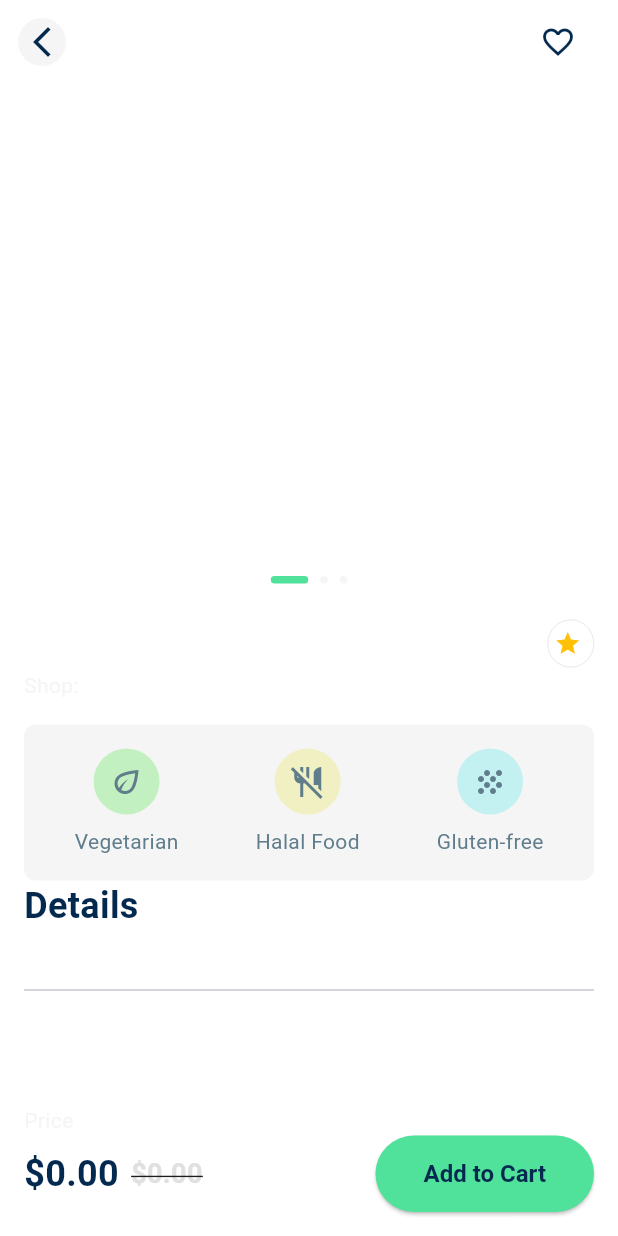
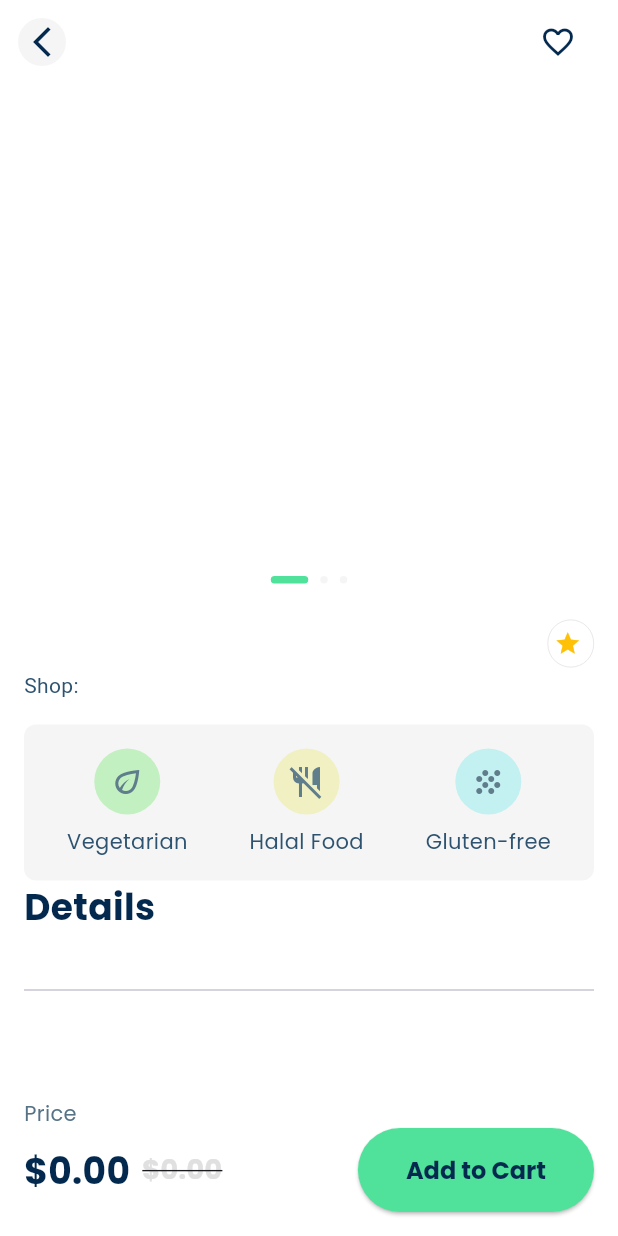
Before and after one commit to gabrielhfdl/bento-challenge, a Flutter app: the SpecialItemDetailPage screen opened directly with empty values, after a tap on "Add to Cart", on a phone screen of 412 x 824 dp. Run offline on Flutter 3.47's test engine with Material 3 defaults, Android fonts, the phone set to English and light mode, and no system bars; drawn by our look-alikes of smooth_page_indicator; our stand-ins replace cached_network_image, rxdart; network calls fail.

Commit message:
feat: adding and using poppisn fonts in project

```diff
--- a/lib/presentation/pages/home_page.dart
+++ b/lib/presentation/pages/home_page.dart
@@ -53,7 +53,7 @@ class _HomePageState extends State<HomePage> {
           style: TextStyle(
             fontSize: 20,
             color: BentoColors.primaryBlue,
-            fontWeight: FontWeight.bold,
+            fontFamily: 'Poppins',
           ),
         ),
         actions: const [
@@ -206,6 +206,8 @@ class _HomePageState extends State<HomePage> {
                   return SizedBox(
                     height: 300,
                     child: GridView.builder(
+                      shrinkWrap: true,
+                      physics: const NeverScrollableScrollPhysics(),
                       gridDelegate:
                           const SliverGridDelegateWithFixedCrossAxisCount(
                         crossAxisCount: 2,
@@ -218,7 +220,7 @@ class _HomePageState extends State<HomePage> {
 
                         return TodaySpecialHomeCard(
                           color: item.title == 'Organic Orange Fresh'
-                              ? BentoColors.orangeLight
+                              ? BentoColors.lightOrange
                               : BentoColors.lightGreen3,
                           imageUrl: item.imagesUrl.first,
                           rating: item.rating.toString(),
--- a/lib/presentation/pages/special_item_details_page.dart
+++ b/lib/presentation/pages/special_item_details_page.dart
@@ -122,7 +122,7 @@ class _SpecialItemDetailPageState extends State<SpecialItemDetailPage> {
                   'Shop: ${widget.shop}',
                   style: const TextStyle(
                     fontSize: 14,
-                    color: BentoColors.primaryGrey,
+                    color: BentoColors.darkenBlue,
                   ),
                 ),
                 const SizedBox(height: 16),
@@ -156,9 +156,11 @@ class _SpecialItemDetailPageState extends State<SpecialItemDetailPage> {
                 const Text(
                   'Details',
                   style: TextStyle(
-                      fontSize: 24,
-                      fontWeight: FontWeight.bold,
-                      color: BentoColors.primaryBlue),
+                    fontSize: 24,
+                    fontWeight: FontWeight.bold,
+                    color: BentoColors.primaryBlue,
+                    fontFamily: 'Poppins',
+                  ),
                 ),
                 const SizedBox(height: 8),
                 Text(
@@ -181,7 +183,8 @@ class _SpecialItemDetailPageState extends State<SpecialItemDetailPage> {
                   const Text(
                     'Price',
                     style: TextStyle(
-                      color: BentoColors.primaryGrey,
+                      color: BentoColors.primaryLightGrey,
+                      fontFamily: 'Poppins',
                     ),
                   ),
                   Row(
@@ -192,6 +195,7 @@ class _SpecialItemDetailPageState extends State<SpecialItemDetailPage> {
                           color: BentoColors.primaryBlue,
                           fontWeight: FontWeight.bold,
                           fontSize: 24,
+                          fontFamily: 'Poppins',
                         ),
                       ),
                       const SizedBox(width: 8),
@@ -200,6 +204,7 @@ class _SpecialItemDetailPageState extends State<SpecialItemDetailPage> {
                         '\$${widget.oldPrice.toStringAsFixed(2)}',
                         style: TextStyle(
                           color: Colors.grey[300],
+                          fontFamily: 'Poppins',
                           fontWeight: FontWeight.bold,
                           fontSize: 18,
                           decoration: TextDecoration.lineThrough,
@@ -208,7 +213,7 @@ class _SpecialItemDetailPageState extends State<SpecialItemDetailPage> {
                       const Spacer(),
                       ElevatedButton(
                         onPressed: () {
-                          print('imagine add cart action');
+                          print('add to cart action');
                         },
                         style: ElevatedButton.styleFrom(
                           backgroundColor: BentoColors.primaryLightGreen,
@@ -225,7 +230,10 @@ class _SpecialItemDetailPageState extends State<SpecialItemDetailPage> {
                         ),
                         child: const Text(
                           'Add to Cart',
-                          style: TextStyle(color: BentoColors.primaryBlue),
+                          style: TextStyle(
+                            color: BentoColors.primaryBlue,
+                            fontFamily: 'Poppins',
+                          ),
                         ),
                       )
                     ],
--- a/lib/presentation/widgets/inital_info_cards.dart
+++ b/lib/presentation/widgets/inital_info_cards.dart
@@ -36,6 +36,7 @@ class InitialInfoCards extends StatelessWidget {
                   title,
                   style: const TextStyle(
                     color: BentoColors.primaryBlue,
+                    fontFamily: 'Poppins',
                     fontWeight: FontWeight.bold,
                   ),
                 ),
--- a/lib/presentation/widgets/nutritional_information.dart
+++ b/lib/presentation/widgets/nutritional_information.dart
@@ -1,3 +1,4 @@
+import 'package:bento_challenge/utils/bento_colors.dart';
 import 'package:flutter/material.dart';
 
 class NutritionalInformation extends StatelessWidget {
@@ -33,7 +34,8 @@ class NutritionalInformation extends StatelessWidget {
           label,
           style: const TextStyle(
             fontSize: 14,
-            color: Colors.blueGrey,
+            color: BentoColors.darkenBlue,
+            fontFamily: 'Poppins',
           ),
         ),
       ],
--- a/lib/utils/bento_colors.dart
+++ b/lib/utils/bento_colors.dart
@@ -9,8 +9,10 @@ class BentoColors {
   static const Color lightGreen2 = Color(0xFFF0F5DC);
   static const Color lightBrown = Color.fromARGB(255, 243, 238, 238);
 
-  static const Color orangeLight = Color(0xFFFAF0DC);
+  static const Color lightOrange = Color(0xFFFAF0DC);
   static const Color lightGreen3 = Color(0xFFE6FADC);
+
+  static const Color darkenBlue = Color(0xFF2D5370);
 
   //nutritional information widget colros
   static const Color lightGreen4 = Color(0xFFC3F0C1);
```
Also changed, not shown: lib/presentation/widgets/section_title.dart (+8 -4 lines), lib/presentation/widgets/top_deal_card.dart (+5 -2 lines), pubspec.yaml (+5 -2 lines), assets/fonts/Poppins-Bold.ttf (added), assets/fonts/Poppins-Regular.ttf (added), assets/fonts/Sanseriffic.otf (deleted).
